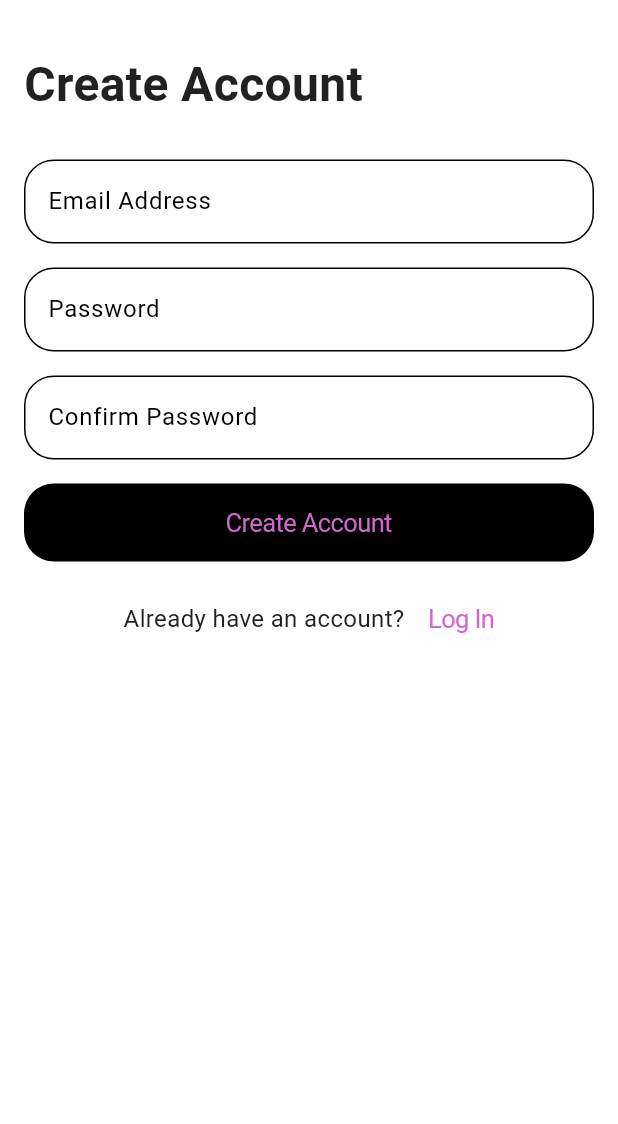
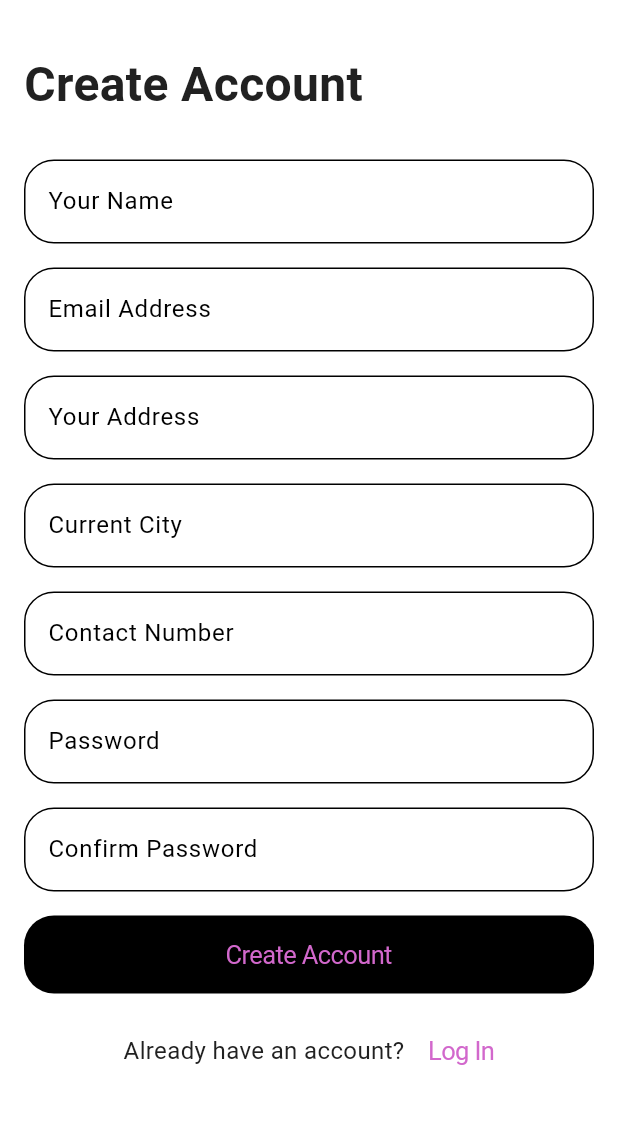
Before and after one commit to TheJambo05/Jumper, a Flutter app: the SignupScreen screen opened by its route, on a phone screen of 412 x 824 dp, the part 58-1182 px from its top. Run offline on Flutter 3.47's test engine with Material 3 defaults, Android fonts, the phone set to English and light mode, and no system bars; our stand-ins replace cached_network_image, dio, email_validator, equatable, flutter_bloc, input_quantity and 2 more; missing offline and left inert: flutter_carousel_slider; accounts and stored records are empty; network calls fail.

Commit message:
Upto order page

```diff
--- a/lib/core/design.dart
+++ b/lib/core/design.dart
@@ -40,11 +40,4 @@ class TextStyles {
 
   static TextStyle body2 = TextStyle(
       fontWeight: FontWeight.normal, color: AppColors.text, fontSize: 16);
-
-  static TextStyle customHeadingStyle = TextStyle(
-      fontFamily:
-          'YourCustomFont', // Replace 'YourCustomFont' with your actual font family
-      fontWeight: FontWeight.bold,
-      color: AppColors.text,
-      fontSize: 32); // Adjust the font size as needed
 }
--- a/lib/data/repositories/order_repository.dart
+++ b/lib/data/repositories/order_repository.dart
@@ -48,8 +48,6 @@ class OrderRepository {
           data: jsonEncode({
             "orderId": orderModel.sId,
             "status": orderModel.status,
-            "razorPayPaymentId": paymentId,
-            "razorPaySignature": signature
           }));
 
       ApiResponse apiResponse = ApiResponse.fromResponse(response);
--- a/lib/presentation/screens/auth/providers/signup_provider.dart
+++ b/lib/presentation/screens/auth/providers/signup_provider.dart
@@ -16,6 +16,10 @@ class SignupProvider with ChangeNotifier {
   final emailController = TextEditingController();
   final passwordController = TextEditingController();
   final cPasswordController = TextEditingController();
+  final fullNameController = TextEditingController();
+  final phoneNumberController = TextEditingController();
+  final addressController = TextEditingController();
+  final cityController = TextEditingController();
   final formKey = GlobalKey<FormState>();
   StreamSubscription? _userSubscription;
 
@@ -43,9 +47,18 @@ class SignupProvider with ChangeNotifier {
 
     String email = emailController.text.trim();
     String password = passwordController.text.trim();
-
-    BlocProvider.of<UserCubit>(context)
-        .createAccount(email: email, password: password);
+    String fullName = fullNameController.text.trim();
+    String phoneNumber = phoneNumberController.text.trim();
+    String address = addressController.text.trim();
+    String city = cityController.text.trim();
+    BlocProvider.of<UserCubit>(context).createAccount(
+      email: email,
+      password: password,
+      fullName: fullName,
+      phoneNumber: phoneNumber,
+      address: address,
+      city: city,
+    );
   }
 
   @override
--- a/lib/presentation/screens/auth/signup_screen.dart
+++ b/lib/presentation/screens/auth/signup_screen.dart
@@ -40,6 +40,16 @@ class _SignupScreenState extends State<SignupScreen> {
                 : const SizedBox(),
             const GapWidget(size: 5),
             PrimaryTextField(
+                controller: provider.fullNameController,
+                validator: (value) {
+                  if (value == null || value.trim().isEmpty) {
+                    return "Your Name is required!";
+                  }
+                  return null;
+                },
+                labelText: "Your Name"),
+            const GapWidget(),
+            PrimaryTextField(
                 controller: provider.emailController,
                 validator: (value) {
                   if (value == null || value.trim().isEmpty) {
@@ -53,6 +63,36 @@ class _SignupScreenState extends State<SignupScreen> {
                   return null;
                 },
                 labelText: "Email Address"),
+            const GapWidget(),
+            PrimaryTextField(
+                controller: provider.addressController,
+                validator: (value) {
+                  if (value == null || value.trim().isEmpty) {
+                    return "Address is required!";
+                  }
+                  return null;
+                },
+                labelText: "Your Address"),
+            const GapWidget(),
+            PrimaryTextField(
+                controller: provider.cityController,
+                validator: (value) {
+                  if (value == null || value.trim().isEmpty) {
+                    return "Your City name is required!";
+                  }
+                  return null;
+                },
+                labelText: "Current City"),
+            const GapWidget(),
+            PrimaryTextField(
+                controller: provider.phoneNumberController,
+                validator: (value) {
+                  if (value == null || value.trim().isEmpty) {
+                    return "Phone Number is required!";
+                  }
+                  return null;
+                },
+                labelText: "Contact Number"),
             const GapWidget(),
             PrimaryTextField(
                 controller: provider.passwordController,
--- a/lib/presentation/screens/order/order_detail_screen.dart
+++ b/lib/presentation/screens/order/order_detail_screen.dart
@@ -16,7 +16,7 @@ import '../../widgets/gap_widget.dart';
 import '../../widgets/primary_button.dart';
 
 class OrderDetailScreen extends StatefulWidget {
-  const OrderDetailScreen({Key? key});
+  const OrderDetailScreen({super.key});
 
   static const routeName = "order_detail";
 
@@ -66,7 +66,7 @@ class _OrderDetailScreenState extends State<OrderDetailScreen> {
                           style: const TextStyle(fontSize: 16),
                         ),
                         Text(
-                          "Address: ${user.address}, ${user.city}, ${user.state}",
+                          "Address: ${user.address}, ${user.city}",
                           style: const TextStyle(fontSize: 16),
                         ),
                       ],
--- a/lib/presentation/widgets/product_page.dart
+++ b/lib/presentation/widgets/product_page.dart
@@ -16,7 +16,7 @@ class ProductPage extends StatelessWidget {
         crossAxisCount: 2,
         crossAxisSpacing: 10,
         mainAxisSpacing: 10,
-        childAspectRatio: 0.75,
+        childAspectRatio: 0.74,
       ),
       itemCount: products.length,
       physics:
```
Also changed, not shown: lib/data/repositories/user_repository.dart (+16 -3 lines), lib/logic/cubits/admin_cubits/user_cubit/user_list_cubit.dart (added, +21 -0 lines), lib/logic/cubits/admin_cubits/user_cubit/user_list_state.dart (added, +23 -0 lines), lib/logic/cubits/order_cubit/order_cubit.dart (+6 -4 lines), lib/logic/cubits/user_cubit/user_cubit.dart (+16 -3 lines), lib/presentation/screens/admin/admin_panel.dart (added, +52 -0 lines), lib/presentation/screens/admin/admin_screens/orders.dart (added, +17 -0 lines), lib/presentation/screens/admin/admin_screens/products.dart (added, +21 -0 lines), lib/presentation/screens/admin/admin_screens/users.dart (added, +43 -0 lines), lib/presentation/screens/home/home_screen.dart (+38 -31 lines), lib/presentation/widgets/admin/dashboard.dart (added, +21 -0 lines), lib/presentation/widgets/admin/user_list_view.dart (added, +79 -0 lines), lib/presentation/widgets/side_drawer.dart (+20 -2 lines), assets/Sneaker.png (added), 1 more files.
